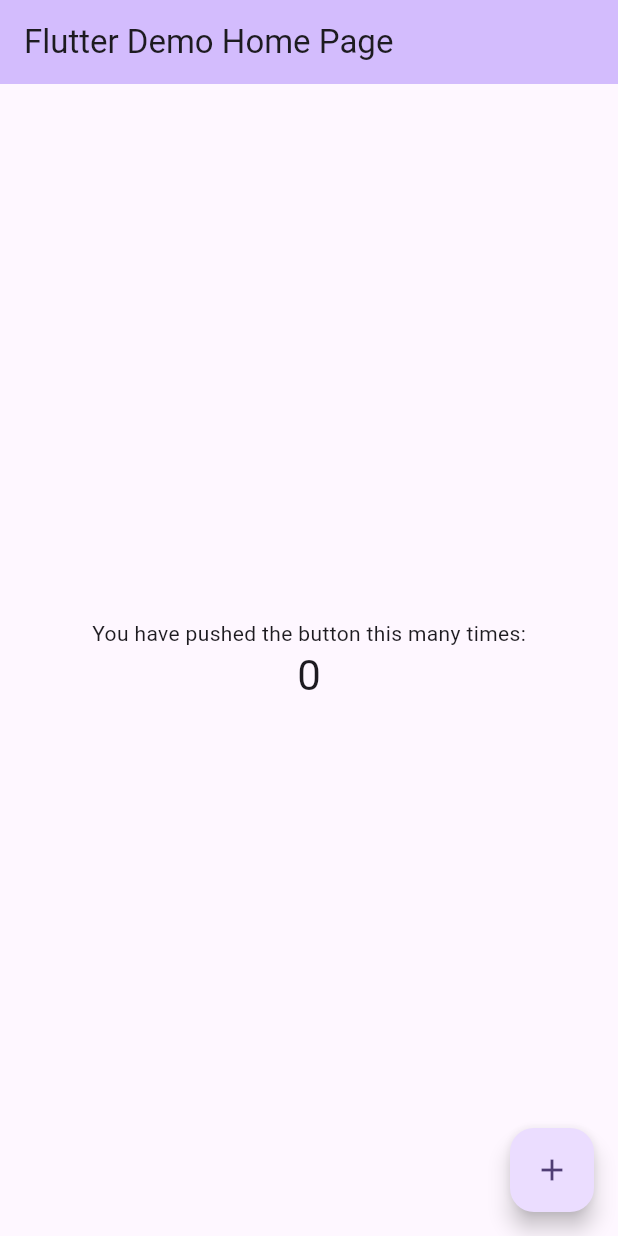
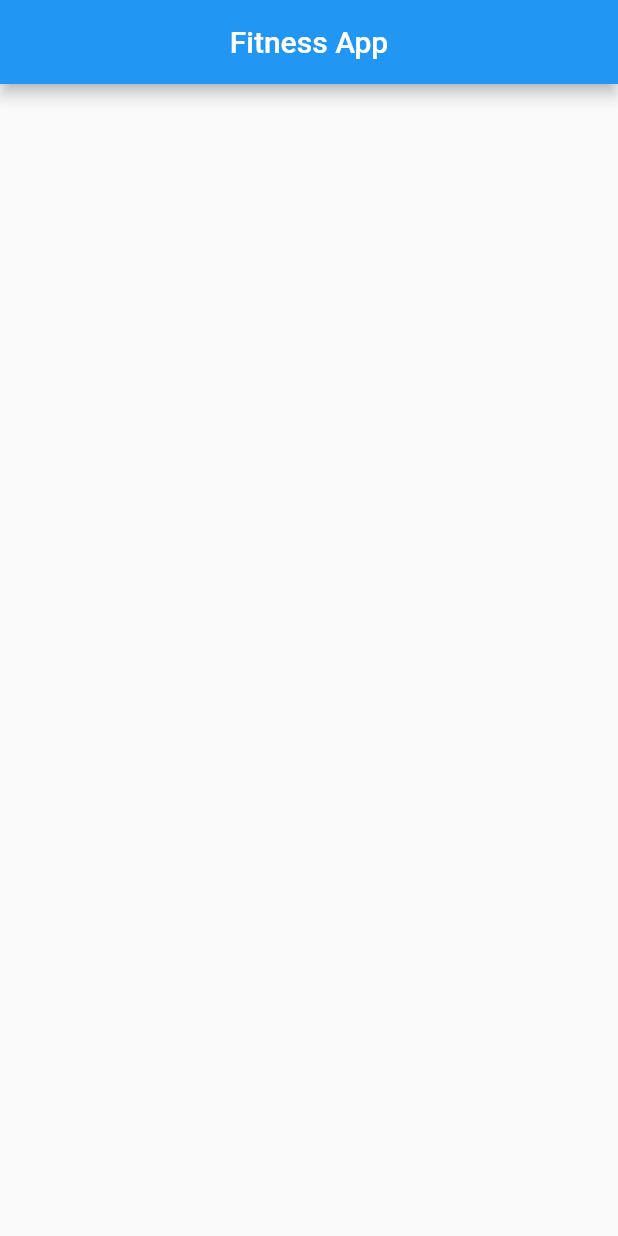
Before and after one commit to notaringblade/flutter_fitness_app, a Flutter app: the screen it shows after launch, on a phone screen of 412 x 824 dp. Run offline on Flutter 3.47's test engine with Material 2 defaults, Android fonts, the phone set to English and light mode, and no system bars; our stand-ins replace firebase_core; accounts and stored records are empty.

```diff
--- a/lib/main.dart
+++ b/lib/main.dart
@@ -1,6 +1,13 @@
+import 'package:firebase_core/firebase_core.dart';
+import 'package:fitness_app/firebase_options.dart';
+import 'package:fitness_app/pages/main_page.dart';
 import 'package:flutter/material.dart';
 
-void main() {
+void main() async {
+  WidgetsFlutterBinding.ensureInitialized();
+  await Firebase.initializeApp(
+    options: DefaultFirebaseOptions.currentPlatform,
+  );
   runApp(const MyApp());
 }
 
@@ -12,114 +19,9 @@ class MyApp extends StatelessWidget {
   Widget build(BuildContext context) {
     return MaterialApp(
       title: 'Flutter Demo',
-      theme: ThemeData(
-        // This is the theme of your application.
-        //
-        // TRY THIS: Try running your application with "flutter run". You'll see
-        // the application has a blue toolbar. Then, without quitting the app,
-        // try changing the seedColor in the colorScheme below to Colors.green
-        // and then invoke "hot reload" (save your changes or press the "hot
-        // reload" button in a Flutter-supported IDE, or press "r" if you used
-        // the command line to start the app).
-        //
-        // Notice that the counter didn't reset back to zero; the application
-        // state is not lost during the reload. To reset the state, use hot
-        // restart instead.
-        //
-        // This works for code too, not just values: Most code changes can be
-        // tested with just a hot reload.
-        colorScheme: ColorScheme.fromSeed(seedColor: Colors.deepPurple),
-        useMaterial3: true,
-      ),
-      home: const MyHomePage(title: 'Flutter Demo Home Page'),
+      theme: ThemeData.light(),
+      darkTheme: ThemeData.dark(),
+      home: const MainPage(),
     );
   }
 }
-
-class MyHomePage extends StatefulWidget {
-  const MyHomePage({super.key, required this.title});
-
-  // This widget is the home page of your application. It is stateful, meaning
-  // that it has a State object (defined below) that contains fields that affect
-  // how it looks.
-
-  // This class is the configuration for the state. It holds the values (in this
-  // case the title) provided by the parent (in this case the App widget) and
-  // used by the build method of the State. Fields in a Widget subclass are
-  // always marked "final".
-
-  final String title;
-
-  @override
-  State<MyHomePage> createState() => _MyHomePageState();
-}
-
-class _MyHomePageState extends State<MyHomePage> {
-  int _counter = 0;
-
-  void _incrementCounter() {
-    setState(() {
-      // This call to setState tells the Flutter framework that something has
-      // changed in this State, which causes it to rerun the build method below
-      // so that the display can reflect the updated values. If we changed
-      // _counter without calling setState(), then the build method would not be
-      // called again, and so nothing would appear to happen.
-      _counter++;
-    });
-  }
-
-  @override
-  Widget build(BuildContext context) {
-    // This method is rerun every time setState is called, for instance as done
-    // by the _incrementCounter method above.
-    //
-    // The Flutter framework has been optimized to make rerunning build methods
-    // fast, so that you can just rebuild anything that needs updating rather
-    // than having to individually change instances of widgets.
-    return Scaffold(
-      appBar: AppBar(
-        // TRY THIS: Try changing the color here to a specific color (to
-        // Colors.amber, perhaps?) and trigger a hot reload to see the AppBar
-        // change color while the other colors stay the same.
-        backgroundColor: Theme.of(context).colorScheme.inversePrimary,
-        // Here we take the value from the MyHomePage object that was created by
-        // the App.build method, and use it to set our appbar title.
-        title: Text(widget.title),
-      ),
-      body: Center(
-        // Center is a layout widget. It takes a single child and positions it
-        // in the middle of the parent.
-        child: Column(
-          // Column is also a layout widget. It takes a list of children and
-          // arranges them vertically. By default, it sizes itself to fit its
-          // children horizontally, and tries to be as tall as its parent.
-          //
-          // Column has various properties to control how it sizes itself and
-          // how it positions its children. Here we use mainAxisAlignment to
-          // center the children vertically; the main axis here is the vertical
-          // axis because Columns are vertical (the cross axis would be
-          // horizontal).
-          //
-          // TRY THIS: Invoke "debug painting" (choose the "Toggle Debug Paint"
-          // action in the IDE, or press "p" in the console), to see the
-          // wireframe for each widget.
-          mainAxisAlignment: MainAxisAlignment.center,
-          children: <Widget>[
-            const Text(
-              'You have pushed the button this many times:',
-            ),
-            Text(
-              '$_counter',
-              style: Theme.of(context).textTheme.headlineMedium,
-            ),
-          ],
-        ),
-      ),
-      floatingActionButton: FloatingActionButton(
-        onPressed: _incrementCounter,
-        tooltip: 'Increment',
-        child: const Icon(Icons.add),
-      ), // This trailing comma makes auto-formatting nicer for build methods.
-    );
-  }
-}
--- /dev/null
+++ b/lib/pages/main_page.dart
@@ -0,0 +1,24 @@
+import 'package:flutter/material.dart';
+
+class MainPage extends StatefulWidget {
+  const MainPage({Key? key}) : super(key: key);
+
+  @override
+  _MainPageState createState() => _MainPageState();
+}
+
+class _MainPageState extends State<MainPage> {
+  @override
+  Widget build(BuildContext context) {
+    return SafeArea(
+      child: Scaffold(
+        appBar: AppBar(
+          title: const Text('Fitness App'),
+          centerTitle: true,
+        ),
+        body: Column(),
+        // bottomNavigationBar: BottomNavigationBar(items: []),
+      ),
+    );
+  }
+}
--- a/pubspec.yaml
+++ b/pubspec.yaml
@@ -35,6 +35,7 @@ dependencies:
   # The following adds the Cupertino Icons font to your application.
   # Use with the CupertinoIcons class for iOS style icons.
   cupertino_icons: ^1.0.2
+  firebase_core: ^2.13.0
 
 dev_dependencies:
   flutter_test:
```
Also changed, not shown: lib/firebase_options.dart (added), pubspec.lock, 9 other files.
